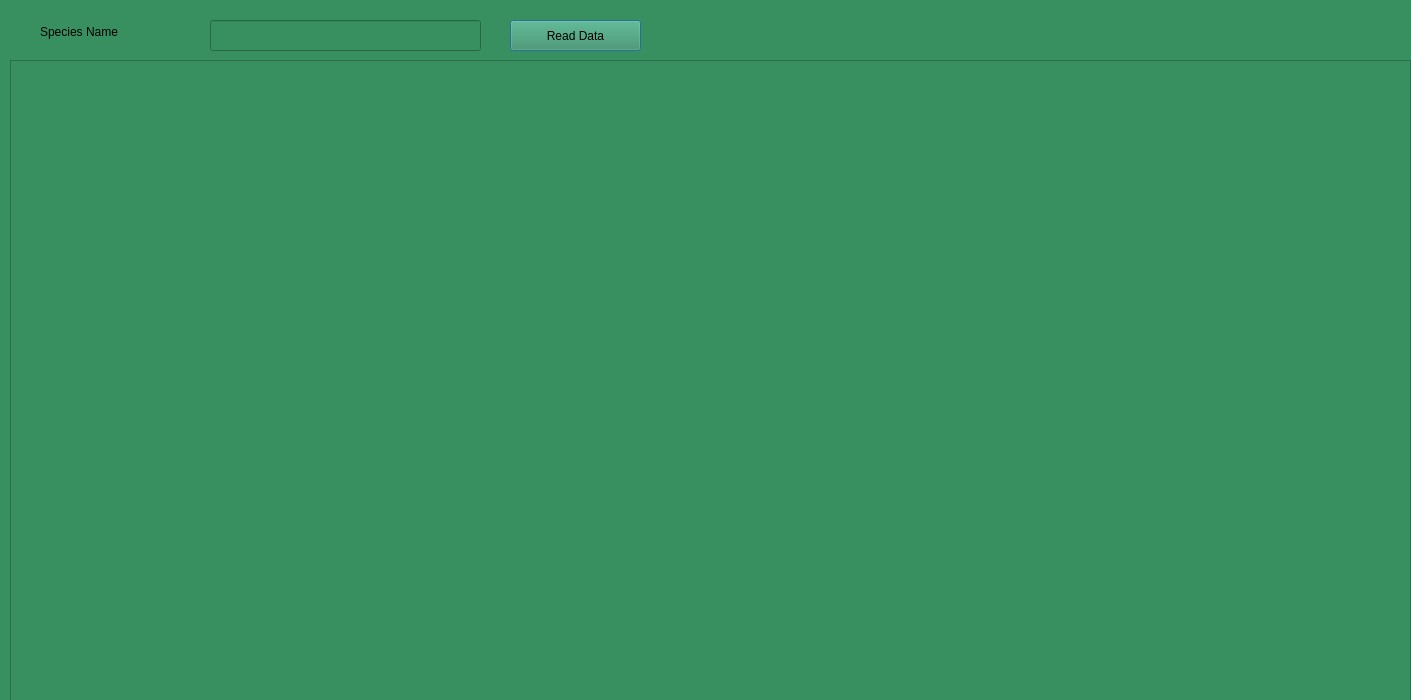
First picture: the form in species.ui, repository Rabsoninnora/RoseGardenPlantCareSystem, before the edit.
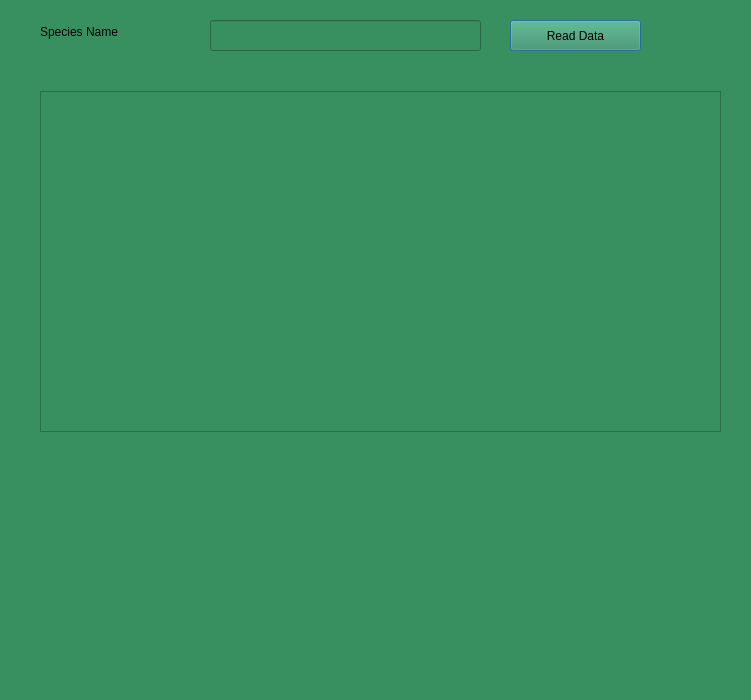
Second picture: the form after the edit.

What changed in the file:
```diff
--- a/species.ui
+++ b/species.ui
@@ -6,7 +6,7 @@
    <rect>
     <x>0</x>
     <y>0</y>
-    <width>1411</width>
+    <width>751</width>
     <height>700</height>
    </rect>
   </property>
@@ -29,22 +29,6 @@
     <string>Read Data</string>
    </property>
   </widget>
-  <widget class="QTableView" name="tableView">
-   <property name="geometry">
-    <rect>
-     <x>10</x>
-     <y>60</y>
-     <width>1401</width>
-     <height>661</height>
-    </rect>
-   </property>
-   <property name="sizePolicy">
-    <sizepolicy hsizetype="Preferred" vsizetype="Preferred">
-     <horstretch>0</horstretch>
-     <verstretch>0</verstretch>
-    </sizepolicy>
-   </property>
-  </widget>
   <widget class="QLineEdit" name="txtSpeciesName">
    <property name="geometry">
     <rect>
@@ -68,6 +52,16 @@
     <string>Species Name</string>
    </property>
   </widget>
+  <widget class="QTableWidget" name="tableWidget">
+   <property name="geometry">
+    <rect>
+     <x>40</x>
+     <y>91</y>
+     <width>681</width>
+     <height>341</height>
+    </rect>
+   </property>
+  </widget>
  </widget>
  <resources/>
  <connections/>
```
